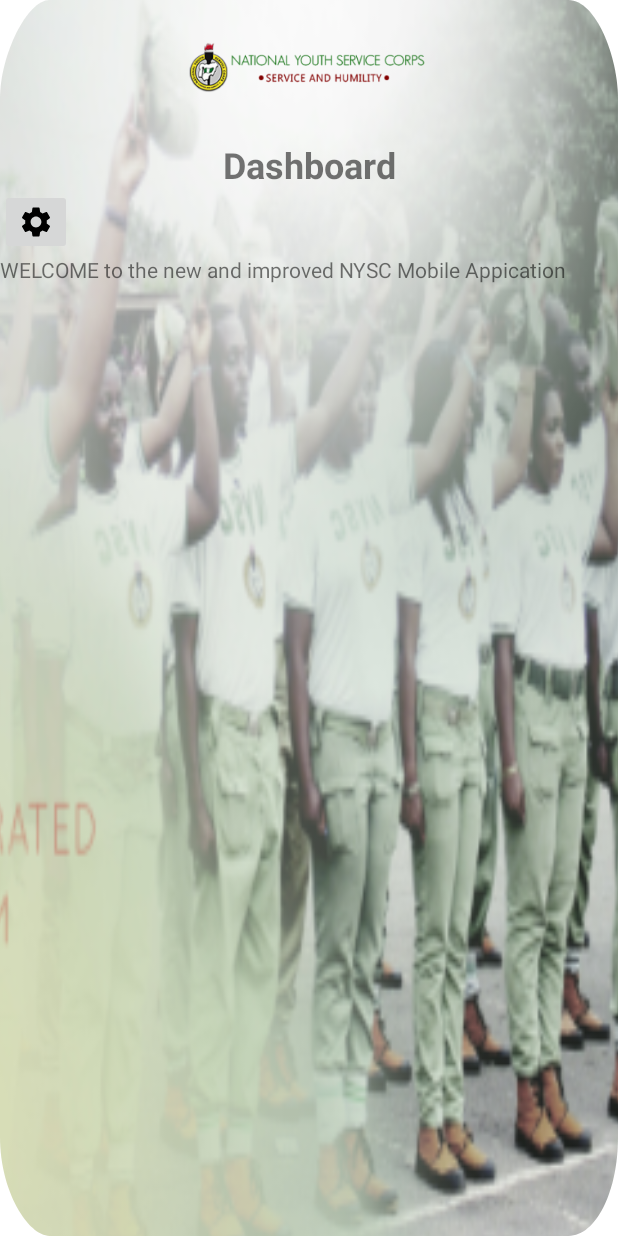
After one commit to Raheemstan/NYSC, an Android app: the HomeActivity screen opened directly, with no data from a screen before it, on a phone screen of 412 x 824 dp. The commit adds this screen. Run offline under Robolectric (Android 15) with nearby library versions, the phone set to English and light mode, and no system bars.

Commit message:
home activity

```diff
--- a/app/src/main/AndroidManifest.xml
+++ b/app/src/main/AndroidManifest.xml
@@ -14,6 +14,9 @@
         android:theme="@style/Theme.NYSC"
         tools:targetApi="31">
         <activity
+            android:name=".HomeActivity"
+            android:exported="false" />
+        <activity
             android:name=".RegisterActivity"
             android:exported="false" />
         <activity
--- /dev/null
+++ b/app/src/main/java/com/example/nysc/HomeActivity.java
@@ -0,0 +1,14 @@
+package com.example.nysc;
+
+import androidx.appcompat.app.AppCompatActivity;
+
+import android.os.Bundle;
+
+public class HomeActivity extends AppCompatActivity {
+
+    @Override
+    protected void onCreate(Bundle savedInstanceState) {
+        super.onCreate(savedInstanceState);
+        setContentView(R.layout.activity_home);
+    }
+}
--- a/app/src/main/java/com/example/nysc/MainActivity.java
+++ b/app/src/main/java/com/example/nysc/MainActivity.java
@@ -51,6 +51,9 @@ public class MainActivity extends AppCompatActivity {
                 super.onAuthenticationSucceeded(result);
                 Toast.makeText(getApplicationContext(),
                         "Authentication succeeded!" , Toast.LENGTH_SHORT).show();
+
+                Intent intent = new Intent(getApplicationContext(),HomeActivity.class);
+                startActivity(intent);
             }
 
             // this method will automatically call when it is failed verify fingerprint
--- /dev/null
+++ b/app/src/main/res/drawable/ic_settings.xml
@@ -0,0 +1,5 @@
+<vector android:height="24dp" android:tint="#000000"
+    android:viewportHeight="24" android:viewportWidth="24"
+    android:width="24dp" xmlns:android="http://schemas.android.com/apk/res/android">
+    <path android:fillColor="@android:color/white" android:pathData="M19.14,12.94c0.04,-0.3 0.06,-0.61 0.06,-0.94c0,-0.32 -0.02,-0.64 -0.07,-0.94l2.03,-1.58c0.18,-0.14 0.23,-0.41 0.12,-0.61l-1.92,-3.32c-0.12,-0.22 -0.37,-0.29 -0.59,-0.22l-2.39,0.96c-0.5,-0.38 -1.03,-0.7 -1.62,-0.94L14.4,2.81c-0.04,-0.24 -0.24,-0.41 -0.48,-0.41h-3.84c-0.24,0 -0.43,0.17 -0.47,0.41L9.25,5.35C8.66,5.59 8.12,5.92 7.63,6.29L5.24,5.33c-0.22,-0.08 -0.47,0 -0.59,0.22L2.74,8.87C2.62,9.08 2.66,9.34 2.86,9.48l2.03,1.58C4.84,11.36 4.8,11.69 4.8,12s0.02,0.64 0.07,0.94l-2.03,1.58c-0.18,0.14 -0.23,0.41 -0.12,0.61l1.92,3.32c0.12,0.22 0.37,0.29 0.59,0.22l2.39,-0.96c0.5,0.38 1.03,0.7 1.62,0.94l0.36,2.54c0.05,0.24 0.24,0.41 0.48,0.41h3.84c0.24,0 0.44,-0.17 0.47,-0.41l0.36,-2.54c0.59,-0.24 1.13,-0.56 1.62,-0.94l2.39,0.96c0.22,0.08 0.47,0 0.59,-0.22l1.92,-3.32c0.12,-0.22 0.07,-0.47 -0.12,-0.61L19.14,12.94zM12,15.6c-1.98,0 -3.6,-1.62 -3.6,-3.6s1.62,-3.6 3.6,-3.6s3.6,1.62 3.6,3.6S13.98,15.6 12,15.6z"/>
+</vector>
--- /dev/null
+++ b/app/src/main/res/layout/activity_home.xml
@@ -0,0 +1,50 @@
+<?xml version="1.0" encoding="utf-8"?>
+<RelativeLayout xmlns:android="http://schemas.android.com/apk/res/android"
+    xmlns:app="http://schemas.android.com/apk/res-auto"
+    xmlns:tools="http://schemas.android.com/tools"
+    android:layout_width="match_parent"
+    android:layout_height="match_parent"
+    android:id="@+id/home_layout"
+    android:background="@mipmap/ic_channel"
+    tools:context=".HomeActivity">
+
+    <ImageView
+        android:id="@+id/imageView"
+        android:layout_width="match_parent"
+        android:layout_height="wrap_content"
+        app:srcCompat="@mipmap/ic_banner_foreground" />
+
+    <TextView
+        android:id="@+id/txtHome"
+        android:layout_width="match_parent"
+        android:layout_height="wrap_content"
+        android:layout_marginTop="3dp"
+        android:layout_below="@id/imageView"
+        android:gravity="center"
+        android:text="Dashboard"
+        android:textAlignment="center"
+        android:textSize="24sp"
+        android:textStyle="bold" />
+    <RelativeLayout
+        android:layout_below="@id/txtHome"
+        android:layout_width="match_parent"
+        android:layout_height="wrap_content"
+
+        >
+        <ImageButton
+            android:layout_width="wrap_content"
+            android:layout_height="wrap_content"
+            android:src="@drawable/ic_settings"
+            android:clickable="true"
+            android:id="@+id/setting"
+            />
+
+        <TextView
+            android:id="@+id/textView"
+            android:layout_width="match_parent"
+            android:layout_height="wrap_content"
+            android:layout_below="@id/setting"
+            android:text="WELCOME to the new and improved NYSC Mobile Appication" />
+    </RelativeLayout>
+
+</RelativeLayout>
```
